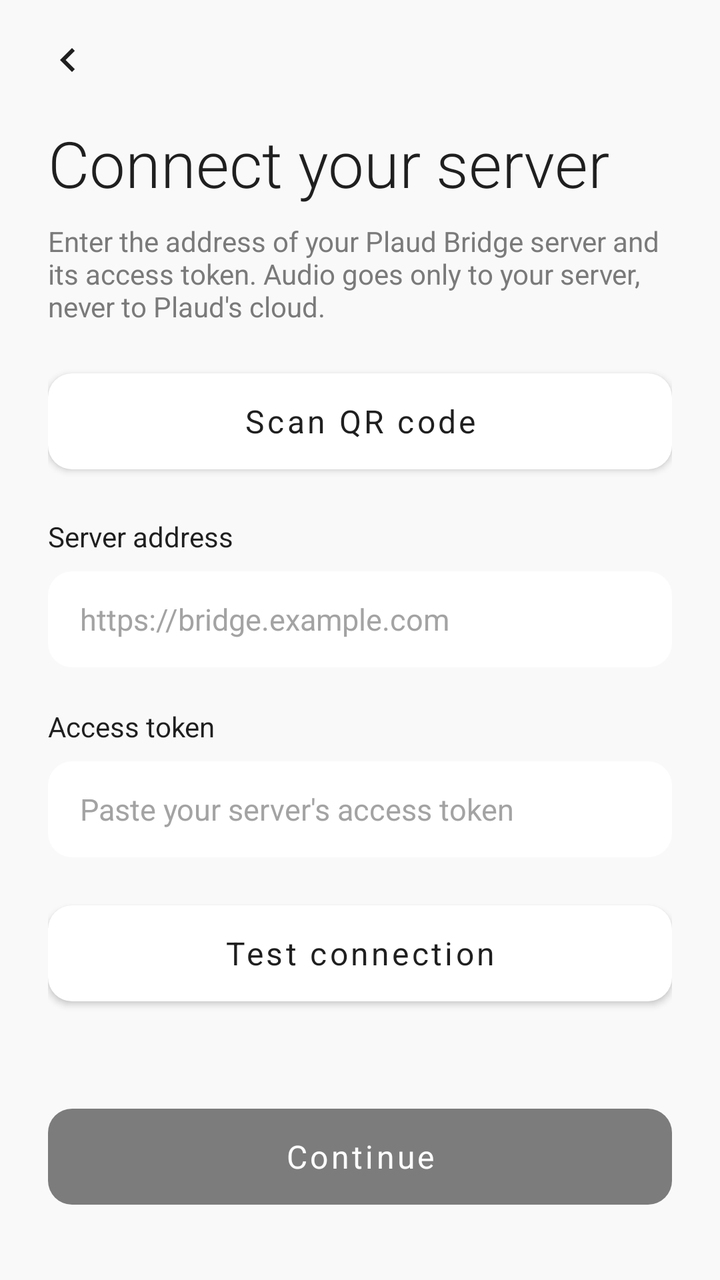
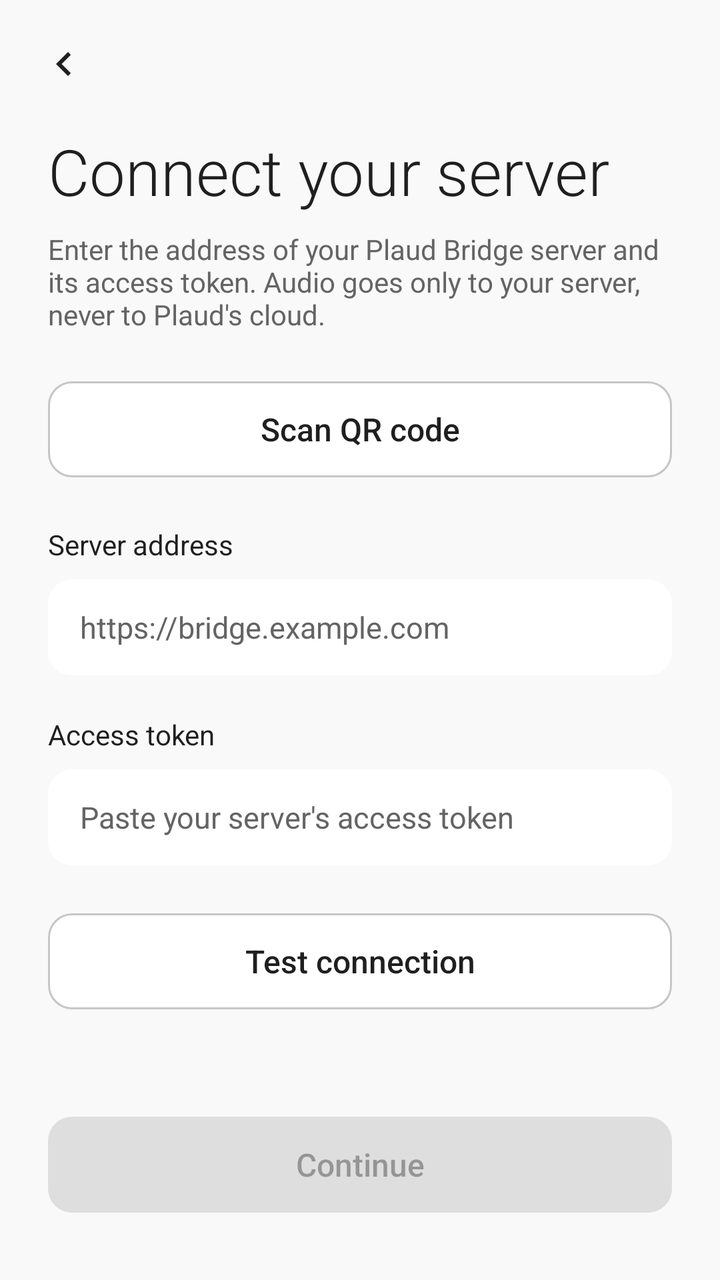

Compare the two renders of this Android layout. The source of the first and the diff that turns it into the second are given below.
<!-- AndroidManifest.xml: application theme Theme.PlaudBridge -->
<!-- res/layout/activity_server_setup.xml -->
<?xml version="1.0" encoding="utf-8"?>
<LinearLayout xmlns:android="http://schemas.android.com/apk/res/android"
    xmlns:app="http://schemas.android.com/apk/res-auto"
    android:layout_width="match_parent"
    android:layout_height="match_parent"
    android:background="@color/bg_primary"
    android:orientation="vertical">

    <ImageButton
        android:id="@+id/backButton"
        android:layout_width="44dp"
        android:layout_height="44dp"
        android:layout_marginStart="12dp"
        android:layout_marginTop="8dp"
        android:background="?android:attr/selectableItemBackgroundBorderless"
        android:contentDescription="@string/cancel"
        android:src="@drawable/ic_chevron_left"
        app:tint="@color/text_primary" />

    <ScrollView
        android:layout_width="match_parent"
        android:layout_height="match_parent"
        android:scrollbars="none">

        <LinearLayout
            android:layout_width="match_parent"
            android:layout_height="wrap_content"
            android:orientation="vertical"
            android:paddingStart="24dp"
            android:paddingEnd="24dp"
            android:paddingBottom="32dp">

            <TextView
                android:layout_width="wrap_content"
                android:layout_height="wrap_content"
                android:layout_marginTop="8dp"
                android:fontFamily="sans-serif-light"
                android:text="@string/server_setup_title"
                android:textColor="@color/text_primary"
                android:textSize="32sp" />

            <TextView
                android:layout_width="match_parent"
                android:layout_height="wrap_content"
                android:layout_marginTop="8dp"
                android:fontFamily="sans-serif"
                android:text="@string/server_setup_subtitle"
                android:textColor="@color/gray_medium"
                android:textSize="14sp" />

            <Button
                android:id="@+id/scanQrButton"
                android:layout_width="match_parent"
                android:layout_height="48dp"
                android:layout_marginTop="24dp"
                android:background="@drawable/bg_secondary_button"
                app:backgroundTint="@null"
                android:fontFamily="sans-serif"
                android:text="@string/scan_qr"
                android:textAllCaps="false"
                android:textColor="@color/text_primary"
                android:textSize="16sp" />

            <TextView
                android:layout_width="wrap_content"
                android:layout_height="wrap_content"
                android:layout_marginTop="24dp"
                android:fontFamily="sans-serif"
                android:text="@string/server_url"
                android:textColor="@color/text_primary"
                android:textSize="14sp" />

            <EditText
                android:id="@+id/serverUrlInput"
                android:layout_width="match_parent"
                android:layout_height="48dp"
                android:layout_marginTop="8dp"
                android:background="@drawable/bg_card"
                android:hint="@string/server_url_hint"
                android:importantForAutofill="no"
                android:inputType="textUri"
                android:paddingStart="16dp"
                android:paddingEnd="16dp"
                android:singleLine="true"
                android:textColor="@color/text_primary"
                android:textColorHint="@color/text_secondary"
                android:textSize="15sp" />

            <TextView
                android:layout_width="wrap_content"
                android:layout_height="wrap_content"
                android:layout_marginTop="20dp"
                android:fontFamily="sans-serif"
                android:text="@string/server_auth_token"
                android:textColor="@color/text_primary"
                android:textSize="14sp" />

            <EditText
                android:id="@+id/serverTokenInput"
                android:layout_width="match_parent"
                android:layout_height="48dp"
                android:layout_marginTop="8dp"
                android:background="@drawable/bg_card"
                android:hint="@string/server_auth_token_hint"
                android:importantForAutofill="no"
                android:inputType="textPassword"
                android:paddingStart="16dp"
                android:paddingEnd="16dp"
                android:singleLine="true"
                android:textColor="@color/text_primary"
                android:textColorHint="@color/text_secondary"
                android:textSize="15sp" />

            <Button
                android:id="@+id/testButton"
                android:layout_width="match_parent"
                android:layout_height="48dp"
                android:layout_marginTop="24dp"
                android:background="@drawable/bg_secondary_button"
                app:backgroundTint="@null"
                android:fontFamily="sans-serif"
                android:text="@string/test_connection"
                android:textAllCaps="false"
                android:textColor="@color/text_primary"
                android:textSize="16sp" />

            <TextView
                android:id="@+id/statusLabel"
                android:layout_width="match_parent"
                android:layout_height="wrap_content"
                android:layout_marginTop="12dp"
                android:fontFamily="sans-serif"
                android:textColor="@color/gray_medium"
                android:textSize="13sp" />

            <Button
                android:id="@+id/continueButton"
                android:layout_width="match_parent"
                android:layout_height="48dp"
                android:layout_marginTop="24dp"
                android:alpha="0.5"
                android:background="@drawable/bg_primary_button"
                app:backgroundTint="@null"
                android:enabled="false"
                android:fontFamily="sans-serif"
                android:text="@string/continue_label"
                android:textAllCaps="false"
                android:textColor="@color/white"
                android:textSize="16sp" />

        </LinearLayout>
    </ScrollView>
</LinearLayout>
<!-- resources referenced by this layout -->
<resources>
  <color name="bg_primary">#F9F9F9</color>
  <color name="gray_medium">#7A7A7A</color>
  <color name="text_primary">#1F1F1F</color>
  <color name="text_secondary">#A3A3A3</color>
  <color name="white">#FFFFFF</color>
  <!-- drawable bg_card (drawable) -->
  <?xml version="1.0" encoding="utf-8"?>
  <shape xmlns:android="http://schemas.android.com/apk/res/android"
      android:shape="rectangle">
      <solid android:color="@color/white" />
      <corners android:radius="12dp" />
  </shape>
  <!-- drawable bg_primary_button (drawable) -->
  <?xml version="1.0" encoding="utf-8"?>
  <shape xmlns:android="http://schemas.android.com/apk/res/android"
      android:shape="rectangle">
      <solid android:color="@color/black" />
      <corners android:radius="12dp" />
  </shape>
  <!-- drawable bg_secondary_button (drawable) -->
  <?xml version="1.0" encoding="utf-8"?>
  <shape xmlns:android="http://schemas.android.com/apk/res/android"
      android:shape="rectangle">
      <solid android:color="@color/white" />
      <corners android:radius="12dp" />
  </shape>
  <style name="Theme.PlaudBridge" parent="Theme.MaterialComponents.Light.NoActionBar">
          <item name="colorPrimary">#1F1F1F</item>
          <item name="colorPrimaryVariant">#1F1F1F</item>
          <item name="colorOnPrimary">#FFFFFF</item>
          <item name="colorSecondary">#6CAE85</item>
          <item name="colorOnSecondary">#FFFFFF</item>
          <item name="android:windowBackground">@color/bg_primary</item>
          <item name="android:statusBarColor">@color/bg_primary</item>
          <item name="android:windowLightStatusBar">true</item>
          <item name="windowActionBar">false</item>
          <item name="windowNoTitle">true</item>
      </style>
  <color name="black">#000000</color>
  <!-- unchanged entries left out for length: 11 -->
</resources>

<!-- the commit's change to res/layout/activity_server_setup.xml (unified diff, before → after) -->
@@ -3,19 +3,16 @@
     xmlns:app="http://schemas.android.com/apk/res-auto"
     android:layout_width="match_parent"
     android:layout_height="match_parent"
-    android:background="@color/bg_primary"
+    android:background="?android:attr/colorBackground"
     android:orientation="vertical">
 
     <ImageButton
         android:id="@+id/backButton"
-        android:layout_width="44dp"
-        android:layout_height="44dp"
-        android:layout_marginStart="12dp"
+        style="@style/Widget.PlaudBridge.IconButton"
+        android:layout_marginStart="8dp"
         android:layout_marginTop="8dp"
-        android:background="?android:attr/selectableItemBackgroundBorderless"
         android:contentDescription="@string/cancel"
-        android:src="@drawable/ic_chevron_left"
-        app:tint="@color/text_primary" />
+        android:src="@drawable/ic_chevron_left" />
 
     <ScrollView
         android:layout_width="match_parent"
@@ -36,7 +33,7 @@
                 android:layout_marginTop="8dp"
                 android:fontFamily="sans-serif-light"
                 android:text="@string/server_setup_title"
-                android:textColor="@color/text_primary"
+                android:textColor="?attr/colorOnSurface"
                 android:textSize="32sp" />
 
             <TextView
@@ -45,20 +42,16 @@
                 android:layout_marginTop="8dp"
                 android:fontFamily="sans-serif"
                 android:text="@string/server_setup_subtitle"
-                android:textColor="@color/gray_medium"
+                android:textColor="?attr/colorOnSurfaceVariant"
                 android:textSize="14sp" />
 
-            <Button
+            <com.google.android.material.button.MaterialButton
                 android:id="@+id/scanQrButton"
+                style="@style/Widget.PlaudBridge.Button.Outlined"
                 android:layout_width="match_parent"
                 android:layout_height="48dp"
                 android:layout_marginTop="24dp"
-                android:background="@drawable/bg_secondary_button"
-                app:backgroundTint="@null"
-                android:fontFamily="sans-serif"
                 android:text="@string/scan_qr"
-                android:textAllCaps="false"
-                android:textColor="@color/text_primary"
                 android:textSize="16sp" />
 
             <TextView
@@ -67,7 +60,7 @@
                 android:layout_marginTop="24dp"
                 android:fontFamily="sans-serif"
                 android:text="@string/server_url"
-                android:textColor="@color/text_primary"
+                android:textColor="?attr/colorOnSurface"
                 android:textSize="14sp" />
 
             <EditText
@@ -82,8 +75,8 @@
                 android:paddingStart="16dp"
                 android:paddingEnd="16dp"
                 android:singleLine="true"
-                android:textColor="@color/text_primary"
-                android:textColorHint="@color/text_secondary"
+                android:textColor="?attr/colorOnSurface"
+                android:textColorHint="?attr/colorOnSurfaceVariant"
                 android:textSize="15sp" />
 
             <TextView
@@ -92,7 +85,7 @@
                 android:layout_marginTop="20dp"
                 android:fontFamily="sans-serif"
                 android:text="@string/server_auth_token"
-                android:textColor="@color/text_primary"
+                android:textColor="?attr/colorOnSurface"
                 android:textSize="14sp" />
 
             <EditText
@@ -107,21 +100,17 @@
                 android:paddingStart="16dp"
                 android:paddingEnd="16dp"
                 android:singleLine="true"
-                android:textColor="@color/text_primary"
-                android:textColorHint="@color/text_secondary"
+                android:textColor="?attr/colorOnSurface"
+                android:textColorHint="?attr/colorOnSurfaceVariant"
                 android:textSize="15sp" />
 
-            <Button
+            <com.google.android.material.button.MaterialButton
                 android:id="@+id/testButton"
+                style="@style/Widget.PlaudBridge.Button.Outlined"
                 android:layout_width="match_parent"
                 android:layout_height="48dp"
                 android:layout_marginTop="24dp"
-                android:background="@drawable/bg_secondary_button"
-                app:backgroundTint="@null"
-                android:fontFamily="sans-serif"
                 android:text="@string/test_connection"
-                android:textAllCaps="false"
-                android:textColor="@color/text_primary"
                 android:textSize="16sp" />
 
             <TextView
@@ -130,22 +119,17 @@
                 android:layout_height="wrap_content"
                 android:layout_marginTop="12dp"
                 android:fontFamily="sans-serif"
-                android:textColor="@color/gray_medium"
+                android:textColor="?attr/colorOnSurfaceVariant"
                 android:textSize="13sp" />
 
-            <Button
+            <com.google.android.material.button.MaterialButton
                 android:id="@+id/continueButton"
+                style="@style/Widget.PlaudBridge.Button"
                 android:layout_width="match_parent"
                 android:layout_height="48dp"
                 android:layout_marginTop="24dp"
-                android:alpha="0.5"
-                android:background="@drawable/bg_primary_button"
-                app:backgroundTint="@null"
                 android:enabled="false"
-                android:fontFamily="sans-serif"
                 android:text="@string/continue_label"
-                android:textAllCaps="false"
-                android:textColor="@color/white"
                 android:textSize="16sp" />
 
         </LinearLayout>
<!-- resource entries referenced after the edit -->
@@ -1,44 +1,134 @@
 <!-- resources referenced by this layout -->
 <resources>
-  <color name="bg_primary">#F9F9F9</color>
-  <color name="gray_medium">#7A7A7A</color>
-  <color name="text_primary">#1F1F1F</color>
-  <color name="text_secondary">#A3A3A3</color>
-  <color name="white">#FFFFFF</color>
   <!-- drawable bg_card (drawable) -->
   <?xml version="1.0" encoding="utf-8"?>
   <shape xmlns:android="http://schemas.android.com/apk/res/android"
       android:shape="rectangle">
-      <solid android:color="@color/white" />
+      <solid android:color="?attr/colorSurface" />
       <corners android:radius="12dp" />
   </shape>
-  <!-- drawable bg_primary_button (drawable) -->
-  <?xml version="1.0" encoding="utf-8"?>
-  <shape xmlns:android="http://schemas.android.com/apk/res/android"
-      android:shape="rectangle">
-      <solid android:color="@color/black" />
-      <corners android:radius="12dp" />
-  </shape>
-  <!-- drawable bg_secondary_button (drawable) -->
-  <?xml version="1.0" encoding="utf-8"?>
-  <shape xmlns:android="http://schemas.android.com/apk/res/android"
-      android:shape="rectangle">
-      <solid android:color="@color/white" />
-      <corners android:radius="12dp" />
-  </shape>
-  <style name="Theme.PlaudBridge" parent="Theme.MaterialComponents.Light.NoActionBar">
-          <item name="colorPrimary">#1F1F1F</item>
-          <item name="colorPrimaryVariant">#1F1F1F</item>
-          <item name="colorOnPrimary">#FFFFFF</item>
-          <item name="colorSecondary">#6CAE85</item>
-          <item name="colorOnSecondary">#FFFFFF</item>
-          <item name="android:windowBackground">@color/bg_primary</item>
-          <item name="android:statusBarColor">@color/bg_primary</item>
-          <item name="android:windowLightStatusBar">true</item>
+  <style name="Widget.PlaudBridge.Button" parent="Widget.MaterialComponents.Button.UnelevatedButton">
+          <item name="android:textAllCaps">false</item>
+          <item name="android:fontFamily">sans-serif-medium</item>
+          <item name="android:textSize">14sp</item>
+          <item name="android:letterSpacing">0</item>
+          <item name="android:insetTop">0dp</item>
+          <item name="android:insetBottom">0dp</item>
+          <item name="android:minWidth">0dp</item>
+          <item name="android:minHeight">36dp</item>
+          <item name="android:paddingStart">16dp</item>
+          <item name="android:paddingEnd">16dp</item>
+          <item name="android:textColor">@color/pb_button_filled_text</item>
+          <item name="backgroundTint">@color/pb_button_filled_bg</item>
+          <item name="rippleColor">@color/pb_button_filled_ripple</item>
+          <item name="cornerRadius">12dp</item>
+          <item name="iconTint">@color/pb_button_filled_text</item>
+      </style>
+  <style name="Widget.PlaudBridge.Button.Outlined" parent="Widget.MaterialComponents.Button.OutlinedButton">
+          <item name="android:textAllCaps">false</item>
+          <item name="android:fontFamily">sans-serif-medium</item>
+          <item name="android:textSize">14sp</item>
+          <item name="android:letterSpacing">0</item>
+          <item name="android:insetTop">0dp</item>
+          <item name="android:insetBottom">0dp</item>
+          <item name="android:minWidth">0dp</item>
+          <item name="android:minHeight">36dp</item>
+          <item name="android:paddingStart">16dp</item>
+          <item name="android:paddingEnd">16dp</item>
+          <item name="android:textColor">@color/pb_button_outlined_text</item>
+          <item name="backgroundTint">?attr/colorSurface</item>
+          <item name="strokeColor">@color/pb_button_outlined_stroke</item>
+          <item name="strokeWidth">1dp</item>
+          <item name="rippleColor">@color/pb_button_outlined_ripple</item>
+          <item name="cornerRadius">12dp</item>
+          <item name="iconTint">@color/pb_button_outlined_text</item>
+      </style>
+  <style name="Widget.PlaudBridge.IconButton" parent="">
+          <item name="android:layout_width">48dp</item>
+          <item name="android:layout_height">48dp</item>
+          <item name="android:background">?attr/selectableItemBackgroundBorderless</item>
+          <item name="android:scaleType">center</item>
+          <item name="tint">?attr/colorOnSurface</item>
+      </style>
+  <style name="Theme.PlaudBridge" parent="Base.Theme.PlaudBridge" />
+  <style name="Base.Theme.PlaudBridge" parent="Theme.MaterialComponents.DayNight.NoActionBar">
+          <item name="colorPrimary">@color/pb_primary</item>
+          <item name="colorPrimaryVariant">@color/pb_primary</item>
+          <item name="colorOnPrimary">@color/pb_on_primary</item>
+          
+          <item name="colorSecondary">@color/pb_primary</item>
+          <item name="colorSecondaryVariant">@color/pb_primary</item>
+          <item name="colorOnSecondary">@color/pb_on_primary</item>
+          <item name="colorSurface">@color/pb_surface</item>
+          <item name="colorOnSurface">@color/pb_on_surface</item>
+          <item name="colorSurfaceVariant">@color/pb_surface_variant</item>
+          <item name="colorOnSurfaceVariant">@color/pb_on_surface_variant</item>
+          <item name="colorOutline">@color/pb_outline</item>
+          <item name="colorError">@color/pb_error</item>
+          <item name="colorOnError">@color/pb_on_primary</item>
+          <item name="android:colorBackground">@color/pb_background</item>
+          <item name="colorOnBackground">@color/pb_on_surface</item>
+          <item name="colorControlNormal">@color/pb_on_surface_variant</item>
+          <item name="android:textColorPrimary">@color/pb_on_surface</item>
+          <item name="android:textColorSecondary">@color/pb_on_surface_variant</item>
+          <item name="android:textColorHint">@color/pb_on_surface_variant</item>
+          <item name="android:textColorLink">@color/pb_on_surface</item>
+  
+          <item name="pbColorTextBody">@color/pb_text_body</item>
+          <item name="pbColorDivider">@color/pb_divider</item>
+          <item name="pbColorSuccess">@color/pb_success</item>
+          <item name="pbColorWarning">@color/pb_warning</item>
+          <item name="pbColorHighlightAccent">@color/pb_warning</item>
+          <item name="pbColorHighlightFlash">@color/pb_highlight_flash</item>
+          <item name="pbColorSelectionTint">@color/pb_selection_tint</item>
+  
+          <item name="android:windowBackground">@color/pb_background</item>
+          <item name="android:statusBarColor">@color/pb_background</item>
+          <item name="android:windowLightStatusBar">@bool/pb_light_system_bars</item>
           <item name="windowActionBar">false</item>
           <item name="windowNoTitle">true</item>
+  
+          <item name="materialButtonStyle">@style/Widget.PlaudBridge.Button</item>
+          <item name="materialButtonOutlinedStyle">@style/Widget.PlaudBridge.Button.Outlined</item>
+          <item name="materialAlertDialogTheme">@style/ThemeOverlay.PlaudBridge.Dialog</item>
+          <item name="alertDialogTheme">@style/ThemeOverlay.PlaudBridge.Dialog</item>
+          <item name="bottomSheetDialogTheme">@style/ThemeOverlay.PlaudBridge.BottomSheet</item>
       </style>
-  <color name="black">#000000</color>
+  <color name="pb_primary">#1F1F1F</color>
+  <color name="pb_on_primary">#FFFFFF</color>
+  <color name="pb_surface">#FFFFFF</color>
+  <color name="pb_on_surface">#1F1F1F</color>
+  <color name="pb_surface_variant">#EFEFEF</color>
+  <color name="pb_on_surface_variant">#646464</color>
+  <color name="pb_outline">#C6C6C6</color>
+  <color name="pb_error">#C93B2F</color>
+  <color name="pb_background">#F9F9F9</color>
+  <color name="pb_text_body">#3D3D3D</color>
+  <color name="pb_divider">#EBEBEB</color>
+  <color name="pb_success">#357A50</color>
+  <color name="pb_warning">#9E5C00</color>
+  <color name="pb_highlight_flash">#33FF9500</color>
+  <color name="pb_selection_tint">#1F3D3D3D</color>
+  <style name="ThemeOverlay.PlaudBridge.Dialog" parent="ThemeOverlay.MaterialComponents.MaterialAlertDialog">
+          <item name="colorPrimary">@color/pb_primary</item>
+          <item name="colorOnSurface">@color/pb_on_surface</item>
+          <item name="android:textColorPrimary">@color/pb_on_surface</item>
+          <item name="android:textColorSecondary">@color/pb_text_body</item>
+          <item name="android:textColorAlertDialogListItem">@color/pb_on_surface</item>
+          <item name="shapeAppearanceOverlay">@style/ShapeAppearanceOverlay.PlaudBridge.Dialog</item>
+      </style>
+  <style name="ThemeOverlay.PlaudBridge.BottomSheet" parent="ThemeOverlay.MaterialComponents.BottomSheetDialog">
+          <item name="bottomSheetStyle">@style/Widget.PlaudBridge.BottomSheet</item>
+          <item name="android:navigationBarColor">@color/pb_surface</item>
+      </style>
+  <style name="ShapeAppearanceOverlay.PlaudBridge.Dialog" parent="">
+          <item name="cornerFamily">rounded</item>
+          <item name="cornerSize">16dp</item>
+      </style>
+  <style name="Widget.PlaudBridge.BottomSheet" parent="Widget.MaterialComponents.BottomSheet.Modal">
+          <item name="android:background">@android:color/transparent</item>
+          <item name="backgroundTint">@android:color/transparent</item>
+      </style>
   <!-- unchanged entries left out for length: 11 -->
 </resources>
 
